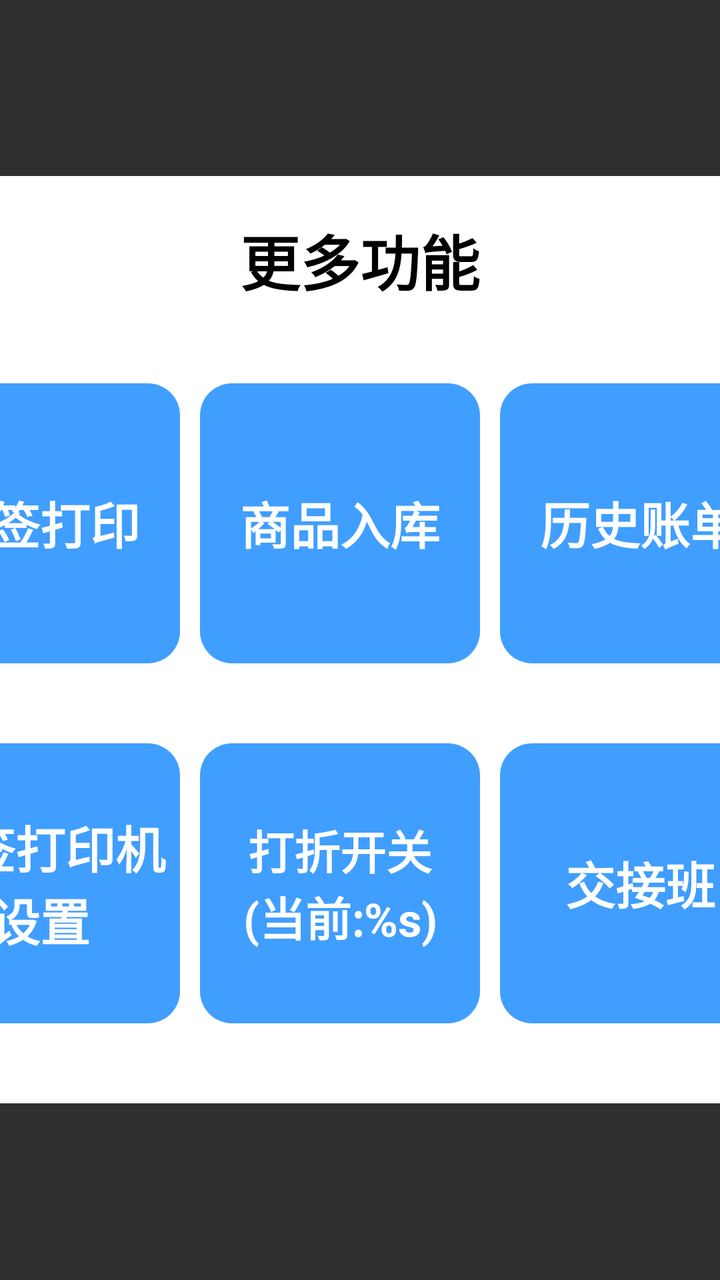
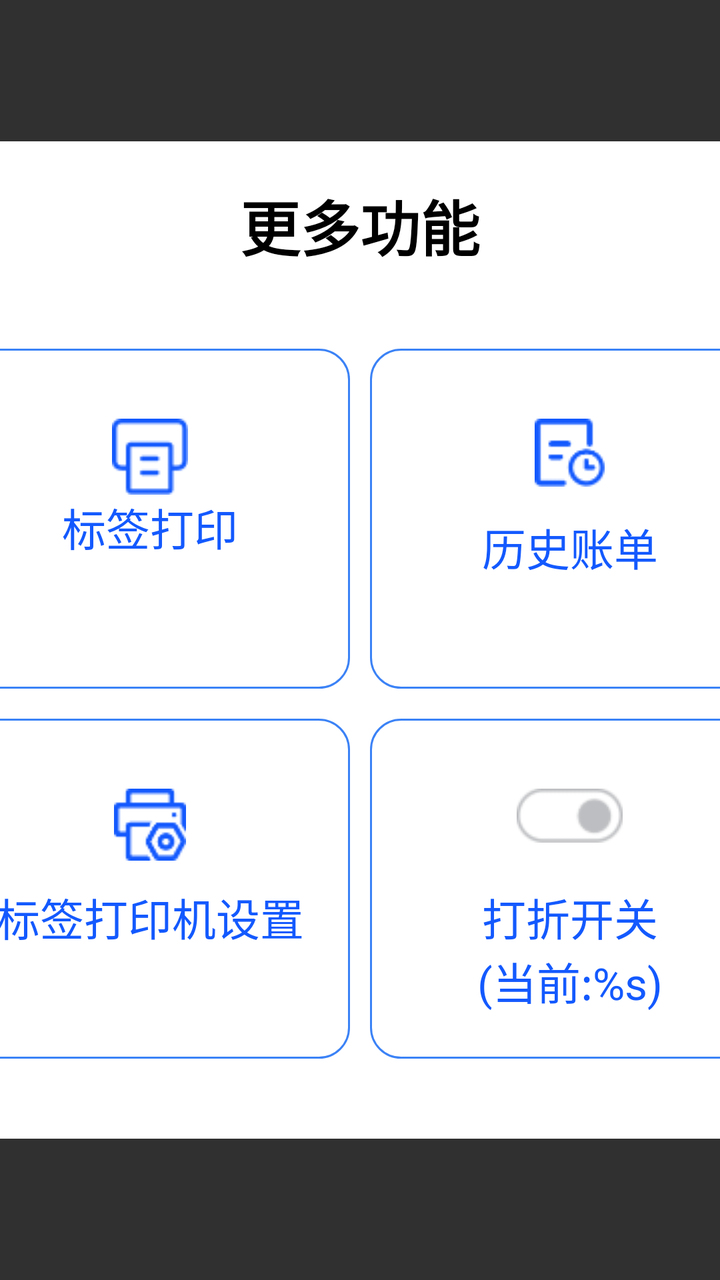

Compare the two renders of this Android layout. The source of the first and the diff that turns it into the second are given below.
<!-- AndroidManifest.xml: application theme Base.Theme.UHMCS -->
<!-- res/layout/popupwindow_more_function.xml -->
<?xml version="1.0" encoding="utf-8"?>
<LinearLayout xmlns:android="http://schemas.android.com/apk/res/android"
    android:orientation="vertical"
    android:layout_width="match_parent"
    android:layout_height="match_parent"
    android:gravity="center"
    android:id="@+id/all_view">
    <LinearLayout
        android:clickable="true"
        android:focusable="true"
        android:padding="20dp"
        android:layout_width="800dp"
        android:layout_height="wrap_content"
        android:orientation="vertical"
        android:background="@drawable/white_bg">
        <RelativeLayout
            android:layout_marginBottom="20dp"
            android:layout_width="match_parent"
            android:layout_height="wrap_content">
            <TextView
                android:id="@+id/hint_tv"
                android:layout_width="wrap_content"
                android:layout_height="wrap_content"
                android:textColor="@color/black"
                android:textSize="30dp"
                android:text="@string/more_features"
                android:textStyle="bold"
                android:layout_centerInParent="true" />
            <ImageView
                android:id="@+id/guanbi_btn"
                android:layout_centerVertical="true"
                android:layout_width="40dp"
                android:layout_height="40dp"
                android:src="@drawable/guanbi"
                android:layout_alignParentRight="true"/>
        </RelativeLayout>
        <LinearLayout
            android:layout_marginTop="20dp"
            android:layout_marginBottom="20dp"
            android:layout_width="match_parent"
            android:layout_height="wrap_content"
            android:orientation="horizontal"
            android:gravity="center_vertical">
            <TextView
                android:id="@+id/tongbushuju_btn"
                android:layout_marginRight="10dp"
                android:layout_width="140dp"
                android:layout_height="140dp"
                android:background="@drawable/blue_bg4"
                android:textColor="@color/white"
                android:textSize="25dp"
                android:textStyle="bold"
                android:text="@string/sync_data"
                android:gravity="center"/>
            <TextView
                android:id="@+id/bianqiandaying_btn"
                android:layout_marginRight="10dp"
                android:layout_width="140dp"
                android:layout_height="140dp"
                android:background="@drawable/blue_bg4"
                android:textColor="@color/white"
                android:textSize="25dp"
                android:textStyle="bold"
                android:text="@string/label_printing"
                android:gravity="center"/>
            <TextView
                android:id="@+id/shangpinruku_btn"
                android:layout_marginRight="10dp"
                android:layout_width="140dp"
                android:layout_height="140dp"
                android:background="@drawable/blue_bg4"
                android:textColor="@color/white"
                android:textSize="25dp"
                android:textStyle="bold"
                android:text="@string/stock_in"
                android:gravity="center"/>
            <TextView
                android:id="@+id/lishizhangdan_btn"
                android:layout_marginRight="10dp"
                android:layout_width="140dp"
                android:layout_height="140dp"
                android:background="@drawable/blue_bg4"
                android:textColor="@color/white"
                android:textSize="25dp"
                android:textStyle="bold"
                android:text="@string/order_history"
                android:gravity="center"/>
            <TextView
                android:id="@+id/tuichudenglv_btn"
                android:layout_marginRight="10dp"
                android:layout_width="140dp"
                android:layout_height="140dp"
                android:background="@drawable/blue_bg4"
                android:textColor="@color/white"
                android:textSize="25dp"
                android:textStyle="bold"
                android:text="@string/log_out"
                android:gravity="center"/>
        </LinearLayout>
        <LinearLayout
            android:visibility="visible"
            android:layout_marginTop="20dp"
            android:layout_marginBottom="20dp"
            android:layout_width="match_parent"
            android:layout_height="wrap_content"
            android:orientation="horizontal"
            android:gravity="center_vertical">
            <TextView
                android:id="@+id/zhangdandayingji_btn"
                android:visibility="visible"
                android:layout_marginEnd="10dp"
                android:layout_width="140dp"
                android:layout_height="140dp"
                android:background="@drawable/blue_bg4"
                android:textColor="@color/white"
                android:textSize="25dp"
                android:textStyle="bold"
                android:text="@string/receipt_printer_setup"
                android:gravity="center"/>
            <TextView
                android:id="@+id/bianqiandayingji_btn"
                android:visibility="visible"
                android:layout_marginRight="10dp"
                android:layout_width="140dp"
                android:layout_height="140dp"
                android:background="@drawable/blue_bg4"
                android:textColor="@color/white"
                android:textSize="25dp"
                android:textStyle="bold"
                android:text="@string/label_printer_setup"
                android:gravity="center"/>
            <TextView
                android:id="@+id/dazhekaiguan_btn"
                android:visibility="visible"
                android:layout_marginRight="10dp"
                android:layout_width="140dp"
                android:layout_height="140dp"
                android:background="@drawable/blue_bg4"
                android:textColor="@color/white"
                android:textSize="23dp"
                android:textStyle="bold"
                android:text="@string/discount_toggle"
                android:gravity="center"/>
            <TextView
                android:visibility="gone"
                android:id="@+id/shangpindianji_btn"
                android:layout_marginRight="10dp"
                android:layout_width="140dp"
                android:layout_height="140dp"
                android:background="@drawable/blue_bg4"
                android:textColor="@color/white"
                android:textSize="20dp"
                android:textStyle="bold"
                android:text="@string/shangpinkaiguan"
                android:gravity="center"/>
            <TextView
                android:visibility="gone"
                android:id="@+id/zhifushengzhi_btn"
                android:layout_marginRight="10dp"
                android:layout_width="140dp"
                android:layout_height="140dp"
                android:background="@drawable/blue_bg4"
                android:textColor="@color/white"
                android:textSize="25dp"
                android:textStyle="bold"
                android:text="支付设置"
                android:gravity="center"/>
            <TextView
                android:visibility="gone"
                android:id="@+id/huiyuanchongzhi_btn"
                android:layout_marginRight="10dp"
                android:layout_width="140dp"
                android:layout_height="140dp"
                android:background="@drawable/blue_bg4"
                android:textColor="@color/white"
                android:textSize="25dp"
                android:textStyle="bold"
                android:text="会员充值"
                android:gravity="center"/>
            <TextView
                android:visibility="gone"
                android:id="@+id/qianxiangshezhi_btn"
                android:layout_marginRight="10dp"
                android:layout_width="140dp"
                android:layout_height="140dp"
                android:background="@drawable/blue_bg4"
                android:textColor="@color/white"
                android:textSize="25dp"
                android:textStyle="bold"
                android:text="钱箱设置"
                android:gravity="center"/>

            <TextView
                android:visibility="visible"
                android:id="@+id/jiaojieban_btn"
                android:layout_marginRight="10dp"
                android:layout_width="140dp"
                android:layout_height="140dp"
                android:background="@drawable/blue_bg4"
                android:textColor="@color/white"
                android:textSize="25dp"
                android:textStyle="bold"
                android:text="交接班"
                android:gravity="center"/>


        </LinearLayout>
    </LinearLayout>

</LinearLayout>
<!-- resources referenced by this layout -->
<resources>
  <color name="black">#FF000000</color>
  <color name="white">#FFFFFFFF</color>
  <!-- drawable blue_bg4 (drawable) -->
  <?xml version="1.0" encoding="UTF-8"?>
  <shape xmlns:android="http://schemas.android.com/apk/res/android"
      android:shape="rectangle" >
  
      
      <solid android:color="#409eff" />
      
  
  
      
  
      
      <corners android:radius="16dp" />
      
  
  
  
  
  
  
  </shape>
  <string name="discount_toggle">打折开关\n(当前:%s)</string>
  <string name="label_printer_setup">标签打印机设置</string>
  <string name="label_printing">标签打印</string>
  <string name="log_out">退出登录</string>
  <string name="more_features">更多功能</string>
  <string name="order_history">历史账单</string>
  <string name="receipt_printer_setup">账单打印机设置</string>
  <string name="shangpinkaiguan">商品点击开关\n(当前:%s)</string>
  <string name="stock_in">商品入库</string>
  <string name="sync_data">同步数据</string>
  <style name="Base.Theme.UHMCS" parent="Theme.AppCompat.NoActionBar">
          
          
          <item name="android:windowFullscreen">true</item>
          <item name="android:windowContentOverlay">@null</item>
          <item name="colorControlActivated">@color/black</item> 
  
  
  
  
      </style>
  <!-- unchanged entries left out for length: 2 -->
</resources>

<!-- the commit's change to res/layout/popupwindow_more_function.xml (unified diff, before → after) -->
@@ -1,22 +1,26 @@
 <?xml version="1.0" encoding="utf-8"?>
 <LinearLayout xmlns:android="http://schemas.android.com/apk/res/android"
+    xmlns:app="http://schemas.android.com/apk/res-auto"
     android:orientation="vertical"
     android:layout_width="match_parent"
     android:layout_height="match_parent"
     android:gravity="center"
     android:id="@+id/all_view">
+
     <LinearLayout
         android:clickable="true"
         android:focusable="true"
         android:padding="20dp"
-        android:layout_width="800dp"
+        android:layout_width="870dp"
         android:layout_height="wrap_content"
         android:orientation="vertical"
         android:background="@drawable/white_bg">
+
         <RelativeLayout
             android:layout_marginBottom="20dp"
             android:layout_width="match_parent"
             android:layout_height="wrap_content">
+
             <TextView
                 android:id="@+id/hint_tv"
                 android:layout_width="wrap_content"
@@ -26,182 +30,275 @@
                 android:text="@string/more_features"
                 android:textStyle="bold"
                 android:layout_centerInParent="true" />
+
             <ImageView
                 android:id="@+id/guanbi_btn"
                 android:layout_centerVertical="true"
                 android:layout_width="40dp"
                 android:layout_height="40dp"
                 android:src="@drawable/guanbi"
-                android:layout_alignParentRight="true"/>
+                android:layout_alignParentRight="true" />
         </RelativeLayout>
+
         <LinearLayout
             android:layout_marginTop="20dp"
+            android:layout_marginBottom="5dp"
+            android:layout_width="match_parent"
+            android:layout_height="wrap_content"
+            android:orientation="horizontal"
+            android:gravity="center_vertical">
+
+            <LinearLayout
+                android:layout_marginRight="10dp"
+                android:id="@+id/tongbushuju_btn"
+                android:background="@drawable/num_btn_bg1"
+                android:layout_width="200dp"
+                android:layout_height="170dp"
+                android:orientation="vertical"
+                android:gravity="center_horizontal"
+                android:paddingTop="35dp">
+
+                <TextView
+                    android:drawableTop="@drawable/shuaxin_iv_blue"
+                    android:drawablePadding="10dp"
+                    android:layout_width="wrap_content"
+                    android:layout_height="wrap_content"
+                    android:textColor="#FF1359FE"
+                    android:textSize="22dp"
+                    android:text="@string/sync_data"
+                    android:gravity="center" />
+            </LinearLayout>
+
+            <LinearLayout
+                android:layout_marginRight="10dp"
+                android:id="@+id/bianqiandaying_btn"
+                android:background="@drawable/num_btn_bg1"
+                android:layout_width="200dp"
+                android:layout_height="170dp"
+                android:orientation="vertical"
+                android:gravity="center_horizontal"
+                android:paddingTop="35dp">
+
+                <TextView
+                    android:drawableTop="@drawable/biaoqiandayin_iv"
+                    android:drawablePadding="@dimen/dp_10"
+                    android:layout_width="wrap_content"
+                    android:layout_height="wrap_content"
+                    android:textColor="#FF1359FE"
+                    android:textSize="22dp"
+                    android:text="@string/label_printing"
+                    android:gravity="center" />
+            </LinearLayout>
+
+            <LinearLayout
+                android:visibility="gone"
+                android:layout_marginRight="10dp"
+                android:id="@+id/shangpinruku_btn"
+                android:background="@drawable/num_btn_bg1"
+                android:layout_width="200dp"
+                android:layout_height="170dp"
+                android:orientation="vertical"
+                android:gravity="center">
+
+                <TextView
+                    android:drawableTop="@drawable/shuaxin_iv_blue"
+                    android:drawablePadding="@dimen/dp_10"
+                    android:layout_width="wrap_content"
+                    android:layout_height="wrap_content"
+                    android:textColor="#FF1359FE"
+                    android:textSize="22dp"
+                    android:text="@string/stock_in"
+                    android:gravity="center" />
+            </LinearLayout>
+
+            <LinearLayout
+                android:layout_marginRight="10dp"
+                android:id="@+id/lishizhangdan_btn"
+                android:background="@drawable/num_btn_bg1"
+                android:layout_width="200dp"
+                android:layout_height="170dp"
+                android:orientation="vertical"
+                android:gravity="center_horizontal"
+                android:paddingTop="35dp">
+
+                <TextView
+                    android:drawableTop="@drawable/lishizhangdan_iv"
+                    android:drawablePadding="14dp"
+                    android:layout_width="wrap_content"
+                    android:layout_height="wrap_content"
+                    android:textColor="#FF1359FE"
+                    android:textSize="22dp"
+                    android:text="@string/order_history"
+                    android:gravity="center" />
+            </LinearLayout>
+
+            <LinearLayout
+                android:layout_marginRight="10dp"
+                android:id="@+id/jiaojieban_btn"
+                android:background="@drawable/num_btn_bg1"
+                android:layout_width="200dp"
+                android:layout_height="170dp"
+                android:orientation="vertical"
+                android:gravity="center_horizontal"
+                android:paddingTop="35dp">
+
+                <TextView
+                    android:drawableTop="@drawable/jiaojiebao_iv"
+                    android:drawablePadding="10dp"
+                    android:layout_width="wrap_content"
+                    android:layout_height="wrap_content"
+                    android:textColor="#FF1359FE"
+                    android:textSize="22dp"
+                    android:text="交接班"
+                    android:gravity="center" />
+            </LinearLayout>
+
+        </LinearLayout>
+
+        <LinearLayout
+            android:visibility="visible"
+            android:layout_marginTop="10dp"
             android:layout_marginBottom="20dp"
             android:layout_width="match_parent"
             android:layout_height="wrap_content"
             android:orientation="horizontal"
             android:gravity="center_vertical">
-            <TextView
-                android:id="@+id/tongbushuju_btn"
-                android:layout_marginRight="10dp"
-                android:layout_width="140dp"
-                android:layout_height="140dp"
+
+            <LinearLayout
+                android:layout_marginRight="10dp"
+                android:id="@+id/zhangdandayingji_btn"
+                android:background="@drawable/num_btn_bg1"
+                android:layout_width="200dp"
+                android:layout_height="170dp"
+                android:orientation="vertical"
+                android:gravity="center_horizontal"
+                android:paddingTop="35dp">
+
+                <TextView
+                    android:drawableTop="@drawable/zhangdan_iv"
+                    android:drawablePadding="12dp"
+                    android:layout_width="wrap_content"
+                    android:layout_height="wrap_content"
+                    android:textColor="#FF1359FE"
+                    android:textSize="22dp"
+                    android:text="@string/receipt_printer_setup"
+                    android:gravity="center" />
+            </LinearLayout>
+
+            <LinearLayout
+                android:layout_marginRight="10dp"
+                android:id="@+id/bianqiandayingji_btn"
+                android:background="@drawable/num_btn_bg1"
+                android:layout_width="200dp"
+                android:layout_height="170dp"
+                android:orientation="vertical"
+                android:gravity="center_horizontal"
+                android:paddingTop="35dp">
+
+                <TextView
+                    android:drawableTop="@drawable/biaoqian_iv"
+                    android:drawablePadding="12dp"
+                    android:layout_width="wrap_content"
+                    android:layout_height="wrap_content"
+                    android:textColor="#FF1359FE"
+                    android:textSize="22dp"
+                    android:text="@string/label_printer_setup"
+                    android:gravity="center" />
+            </LinearLayout>
+
+            <LinearLayout
+                android:layout_marginRight="10dp"
+                android:id="@+id/dazhekaiguan_btn"
+                android:background="@drawable/num_btn_bg1"
+                android:layout_width="200dp"
+                android:layout_height="170dp"
+                android:orientation="vertical"
+                android:gravity="center_horizontal"
+                android:paddingTop="35dp">
+                <ImageView
+                    android:id="@+id/dazhekaiguan_iv"
+                    android:layout_width="wrap_content"
+                    android:layout_height="wrap_content"
+                    android:src="@drawable/kaiguan_iv"/>
+                <TextView
+                    android:id="@+id/dazhekaiguan_tv"
+                    android:layout_marginTop="21dp"
+                    android:layout_width="wrap_content"
+                    android:layout_height="wrap_content"
+                    android:textColor="#FF1359FE"
+                    android:textSize="22dp"
+                    android:text="@string/discount_toggle"
+                    android:gravity="center" />
+            </LinearLayout>
+            <LinearLayout
+                android:layout_marginRight="10dp"
+                android:id="@+id/tuichudenglv_btn"
+                android:background="@drawable/num_btn_bg3"
+                android:layout_width="200dp"
+                android:layout_height="170dp"
+                android:orientation="vertical"
+                android:gravity="center_horizontal"
+                android:paddingTop="35dp">
+                <TextView
+                    android:drawableTop="@drawable/login_out_iv"
+                    android:drawablePadding="15dp"
+                    android:layout_width="wrap_content"
+                    android:layout_height="wrap_content"
+                    android:textColor="#FFFF4159"
+                    android:textSize="22dp"
+                    android:text="@string/log_out"
+                    android:gravity="center"/>
+            </LinearLayout>
+            <TextView
+                android:visibility="gone"
+                android:id="@+id/shangpindianji_btn"
+                android:layout_marginRight="10dp"
+                android:layout_width="200dp"
+                android:layout_height="170dp"
+                android:background="@drawable/blue_bg4"
+                android:textColor="@color/white"
+                android:textSize="20dp"
+                android:textStyle="bold"
+                android:text="@string/shangpinkaiguan"
+                android:gravity="center"/>
+            <TextView
+                android:visibility="gone"
+                android:id="@+id/zhifushengzhi_btn"
+                android:layout_marginRight="10dp"
+                android:layout_width="200dp"
+                android:layout_height="170dp"
                 android:background="@drawable/blue_bg4"
                 android:textColor="@color/white"
                 android:textSize="25dp"
                 android:textStyle="bold"
-                android:text="@string/sync_data"
+                android:text="支付设置"
                 android:gravity="center"/>
             <TextView
-                android:id="@+id/bianqiandaying_btn"
-                android:layout_marginRight="10dp"
-                android:layout_width="140dp"
-                android:layout_height="140dp"
+                android:visibility="gone"
+                android:id="@+id/huiyuanchongzhi_btn"
+                android:layout_marginRight="10dp"
+                android:layout_width="200dp"
+                android:layout_height="170dp"
                 android:background="@drawable/blue_bg4"
                 android:textColor="@color/white"
                 android:textSize="25dp"
                 android:textStyle="bold"
-                android:text="@string/label_printing"
+                android:text="会员充值"
                 android:gravity="center"/>
             <TextView
-                android:id="@+id/shangpinruku_btn"
-                android:layout_marginRight="10dp"
-                android:layout_width="140dp"
-                android:layout_height="140dp"
+                android:visibility="gone"
+                android:id="@+id/qianxiangshezhi_btn"
+                android:layout_marginRight="10dp"
+                android:layout_width="200dp"
+                android:layout_height="170dp"
                 android:background="@drawable/blue_bg4"
                 android:textColor="@color/white"
                 android:textSize="25dp"
                 android:textStyle="bold"
-                android:text="@string/stock_in"
-                android:gravity="center"/>
-            <TextView
-                android:id="@+id/lishizhangdan_btn"
-                android:layout_marginRight="10dp"
-                android:layout_width="140dp"
-                android:layout_height="140dp"
-                android:background="@drawable/blue_bg4"
-                android:textColor="@color/white"
-                android:textSize="25dp"
-                android:textStyle="bold"
-                android:text="@string/order_history"
-                android:gravity="center"/>
-            <TextView
-                android:id="@+id/tuichudenglv_btn"
-                android:layout_marginRight="10dp"
-                android:layout_width="140dp"
-                android:layout_height="140dp"
-                android:background="@drawable/blue_bg4"
-                android:textColor="@color/white"
-                android:textSize="25dp"
-                android:textStyle="bold"
-                android:text="@string/log_out"
-                android:gravity="center"/>
-        </LinearLayout>
-        <LinearLayout
-            android:visibility="visible"
-            android:layout_marginTop="20dp"
-            android:layout_marginBottom="20dp"
-            android:layout_width="match_parent"
-            android:layout_height="wrap_content"
-            android:orientation="horizontal"
-            android:gravity="center_vertical">
-            <TextView
-                android:id="@+id/zhangdandayingji_btn"
-                android:visibility="visible"
-                android:layout_marginEnd="10dp"
-                android:layout_width="140dp"
-                android:layout_height="140dp"
-                android:background="@drawable/blue_bg4"
-                android:textColor="@color/white"
-                android:textSize="25dp"
-                android:textStyle="bold"
-                android:text="@string/receipt_printer_setup"
-                android:gravity="center"/>
-            <TextView
-                android:id="@+id/bianqiandayingji_btn"
-                android:visibility="visible"
-                android:layout_marginRight="10dp"
-                android:layout_width="140dp"
-                android:layout_height="140dp"
-                android:background="@drawable/blue_bg4"
-                android:textColor="@color/white"
-                android:textSize="25dp"
-                android:textStyle="bold"
-                android:text="@string/label_printer_setup"
-                android:gravity="center"/>
-            <TextView
-                android:id="@+id/dazhekaiguan_btn"
-                android:visibility="visible"
-                android:layout_marginRight="10dp"
-                android:layout_width="140dp"
-                android:layout_height="140dp"
-                android:background="@drawable/blue_bg4"
-                android:textColor="@color/white"
-                android:textSize="23dp"
-                android:textStyle="bold"
-                android:text="@string/discount_toggle"
-                android:gravity="center"/>
-            <TextView
-                android:visibility="gone"
-                android:id="@+id/shangpindianji_btn"
-                android:layout_marginRight="10dp"
-                android:layout_width="140dp"
-                android:layout_height="140dp"
-                android:background="@drawable/blue_bg4"
-                android:textColor="@color/white"
-                android:textSize="20dp"
-                android:textStyle="bold"
-                android:text="@string/shangpinkaiguan"
-                android:gravity="center"/>
-            <TextView
-                android:visibility="gone"
-                android:id="@+id/zhifushengzhi_btn"
-                android:layout_marginRight="10dp"
-                android:layout_width="140dp"
-                android:layout_height="140dp"
-                android:background="@drawable/blue_bg4"
-                android:textColor="@color/white"
-                android:textSize="25dp"
-                android:textStyle="bold"
-                android:text="支付设置"
-                android:gravity="center"/>
-            <TextView
-                android:visibility="gone"
-                android:id="@+id/huiyuanchongzhi_btn"
-                android:layout_marginRight="10dp"
-                android:layout_width="140dp"
-                android:layout_height="140dp"
-                android:background="@drawable/blue_bg4"
-                android:textColor="@color/white"
-                android:textSize="25dp"
-                android:textStyle="bold"
-                android:text="会员充值"
-                android:gravity="center"/>
-            <TextView
-                android:visibility="gone"
-                android:id="@+id/qianxiangshezhi_btn"
-                android:layout_marginRight="10dp"
-                android:layout_width="140dp"
-                android:layout_height="140dp"
-                android:background="@drawable/blue_bg4"
-                android:textColor="@color/white"
-                android:textSize="25dp"
-                android:textStyle="bold"
                 android:text="钱箱设置"
                 android:gravity="center"/>
 
-            <TextView
-                android:visibility="visible"
-                android:id="@+id/jiaojieban_btn"
-                android:layout_marginRight="10dp"
-                android:layout_width="140dp"
-                android:layout_height="140dp"
-                android:background="@drawable/blue_bg4"
-                android:textColor="@color/white"
-                android:textSize="25dp"
-                android:textStyle="bold"
-                android:text="交接班"
-                android:gravity="center"/>
+
 
 
         </LinearLayout>
<!-- resource entries referenced after the edit -->
@@ -2,6 +2,8 @@
 <resources>
   <color name="black">#FF000000</color>
   <color name="white">#FFFFFFFF</color>
+  <!-- drawable biaoqian_iv: png bitmap (drawable, 1347 bytes) -->
+  <!-- drawable biaoqiandayin_iv: png bitmap (drawable, 805 bytes) -->
   <!-- drawable blue_bg4 (drawable) -->
   <?xml version="1.0" encoding="UTF-8"?>
   <shape xmlns:android="http://schemas.android.com/apk/res/android"
@@ -24,6 +26,24 @@
   
   
   </shape>
+  <!-- drawable jiaojiebao_iv: png bitmap (drawable, 1483 bytes) -->
+  <!-- drawable kaiguan_iv: png bitmap (drawable, 1849 bytes) -->
+  <!-- drawable lishizhangdan_iv: png bitmap (drawable, 1158 bytes) -->
+  <!-- drawable login_out_iv: png bitmap (drawable, 440 bytes) -->
+  <!-- drawable num_btn_bg1 (drawable) -->
+  <?xml version="1.0" encoding="utf-8"?>
+  <selector xmlns:android="http://schemas.android.com/apk/res/android">
+      <item android:drawable="@drawable/blue_line4" android:state_pressed="true"/>
+      <item android:drawable="@drawable/blue_line3" android:state_pressed="false"/>
+  </selector>
+  <!-- drawable num_btn_bg3 (drawable) -->
+  <?xml version="1.0" encoding="utf-8"?>
+  <selector xmlns:android="http://schemas.android.com/apk/res/android">
+      <item android:drawable="@drawable/red_line3" android:state_pressed="true"/>
+      <item android:drawable="@drawable/red_line2" android:state_pressed="false"/>
+  </selector>
+  <!-- drawable shuaxin_iv_blue: png bitmap (drawable, 1643 bytes) -->
+  <!-- drawable zhangdan_iv: png bitmap (drawable, 1347 bytes) -->
   <string name="discount_toggle">打折开关\n(当前:%s)</string>
   <string name="label_printer_setup">标签打印机设置</string>
   <string name="label_printing">标签打印</string>
@@ -45,6 +65,58 @@
   
   
       </style>
+  <!-- drawable blue_line4 (drawable) -->
+  <?xml version="1.0" encoding="UTF-8"?>
+  <selector xmlns:android="http://schemas.android.com/apk/res/android">
+      <item >
+          <shape android:shape="rectangle">
+              <stroke android:width="1dp" android:color="#FF3B82F6" />
+              <solid android:color="#FFDEF1FF" />
+              <corners android:radius="15dp" />
+          </shape>
+      </item>
+  
+  
+  </selector>
+  <!-- drawable blue_line3 (drawable) -->
+  <?xml version="1.0" encoding="UTF-8"?>
+  <selector xmlns:android="http://schemas.android.com/apk/res/android">
+      <item >
+          <shape android:shape="rectangle">
+              <stroke android:width="1dp" android:color="#FF3B82F6" />
+              <solid android:color="#ffffffff" />
+              <corners android:radius="15dp" />
+          </shape>
+      </item>
+  
+  
+  </selector>
+  <!-- drawable red_line3 (drawable) -->
+  <?xml version="1.0" encoding="UTF-8"?>
+  <selector xmlns:android="http://schemas.android.com/apk/res/android">
+      <item >
+          <shape android:shape="rectangle">
+              <stroke android:width="1dp" android:color="#ffef4444" />
+              <solid android:color="#fffff3f3" />
+              <corners android:radius="15dp" />
+          </shape>
+      </item>
+  
+  
+  </selector>
+  <!-- drawable red_line2 (drawable) -->
+  <?xml version="1.0" encoding="UTF-8"?>
+  <selector xmlns:android="http://schemas.android.com/apk/res/android">
+      <item >
+          <shape android:shape="rectangle">
+              <stroke android:width="1dp" android:color="#ffef4444" />
+              <solid android:color="#ffffffff" />
+              <corners android:radius="15dp" />
+          </shape>
+      </item>
+  
+  
+  </selector>
   <!-- unchanged entries left out for length: 2 -->
 </resources>
 
